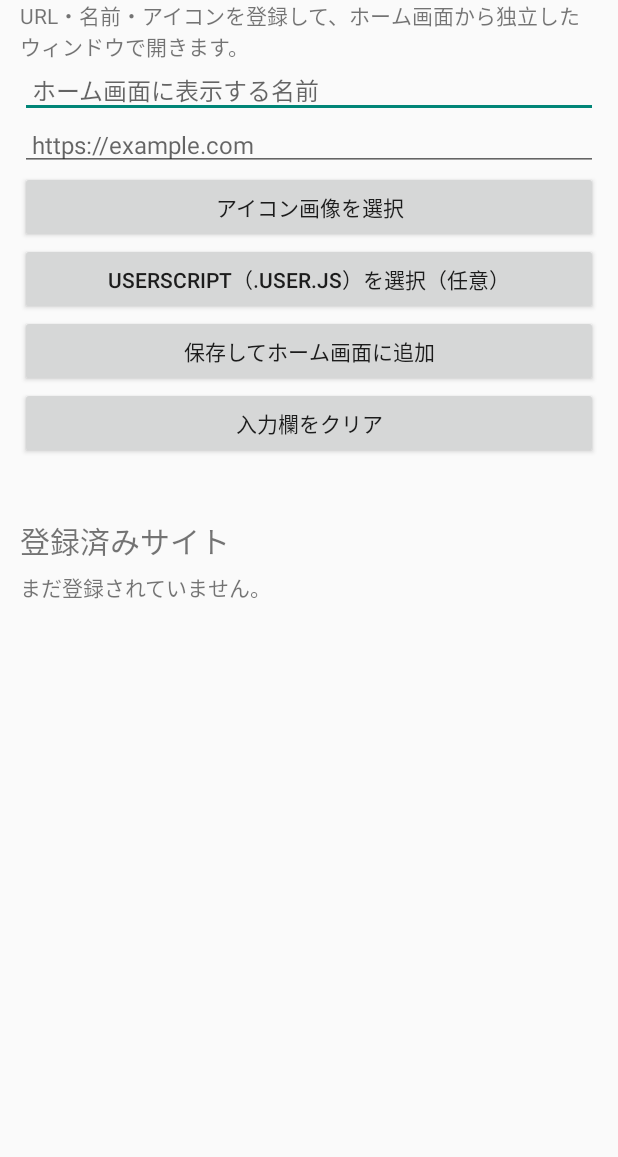
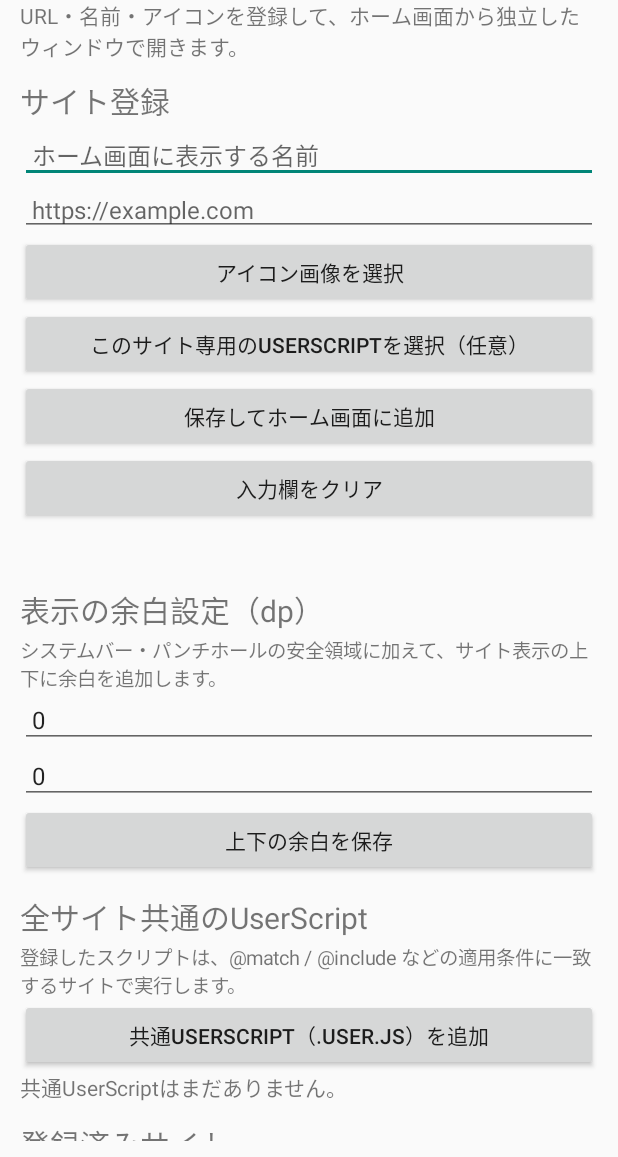
Before and after one commit to mo64hysy/Android-APKs, an Android app: the screen it shows after launch (MainActivity), on a phone screen of 412 x 824 dp, the part 79-1236 px from its top. Run offline under Robolectric (Android 15) with nearby library versions, the phone set to English and light mode, and no system bars.

Commit message:
Add margin and global userscript controls

```diff
--- a/WebShortcut/app/src/main/java/jp/mo64hysy/webshortcut/MainActivity.kt
+++ b/WebShortcut/app/src/main/java/jp/mo64hysy/webshortcut/MainActivity.kt
@@ -10,7 +10,6 @@ import android.net.Uri
 import android.os.Bundle
 import android.os.Build
 import android.view.WindowInsets
-import android.view.Gravity
 import android.view.View
 import android.widget.Button
 import android.widget.EditText
@@ -18,24 +17,29 @@ import android.widget.LinearLayout
 import android.widget.ScrollView
 import android.widget.TextView
 import android.widget.Toast
-import java.io.File
+import android.text.InputType
 import java.util.UUID
 
 class MainActivity : Activity() {
     private lateinit var nameField: EditText
     private lateinit var urlField: EditText
+    private lateinit var topMarginField: EditText
+    private lateinit var bottomMarginField: EditText
     private lateinit var status: TextView
     private var selectedIcon = ""
     private var selectedScript = ""
     private var editingId: String? = null
     private val pickIcon = 10
     private val pickScript = 11
+    private val pickGlobalScript = 12
     private lateinit var listBox: LinearLayout
+    private lateinit var globalScriptBox: LinearLayout
 
     override fun onCreate(savedInstanceState: Bundle?) {
         super.onCreate(savedInstanceState)
         buildUi()
         renderEntries()
+        renderGlobalScripts()
     }
 
     private fun buildUi() {
@@ -54,18 +58,21 @@ class MainActivity : Activity() {
             text = "URL・名前・アイコンを登録して、ホーム画面から独立したウィンドウで開きます。"
             textSize = 14f
         })
+        content.addView(TextView(this).apply {
+            text = "サイト登録"
+            textSize = 20f
+            setPadding(0, 16, 0, 4)
+        })
         nameField = field("ホーム画面に表示する名前").also { content.addView(it) }
         urlField = field("https://example.com").also { content.addView(it) }
-        val iconButton = Button(this).apply {
+        content.addView(Button(this).apply {
             text = "アイコン画像を選択"
             setOnClickListener { chooseFile("image/*", pickIcon) }
-        }
-        content.addView(iconButton)
-        val scriptButton = Button(this).apply {
-            text = "UserScript（.user.js）を選択（任意）"
+        })
+        content.addView(Button(this).apply {
+            text = "このサイト専用のUserScriptを選択（任意）"
             setOnClickListener { chooseFile("*/*", pickScript) }
-        }
-        content.addView(scriptButton)
+        })
         content.addView(Button(this).apply {
             text = "保存してホーム画面に追加"
             setOnClickListener { saveEntry() }
@@ -79,17 +86,55 @@ class MainActivity : Activity() {
             setPadding(0, 8, 0, 12)
         }
         content.addView(status)
+
+        content.addView(TextView(this).apply {
+            text = "表示の余白設定（dp）"
+            textSize = 20f
+            setPadding(0, 18, 0, 4)
+        })
+        content.addView(TextView(this).apply {
+            text = "システムバー・パンチホールの安全領域に加えて、サイト表示の上下に余白を追加します。"
+            textSize = 13f
+        })
+        topMarginField = numberField("上側の追加余白（0〜300）").also {
+            it.setText(AppStore.topMarginDp(this).toString())
+            content.addView(it)
+        }
+        bottomMarginField = numberField("下側の追加余白（0〜300）").also {
+            it.setText(AppStore.bottomMarginDp(this).toString())
+            content.addView(it)
+        }
+        content.addView(Button(this).apply {
+            text = "上下の余白を保存"
+            setOnClickListener { saveMargins() }
+        })
+
+        content.addView(TextView(this).apply {
+            text = "全サイト共通のUserScript"
+            textSize = 20f
+            setPadding(0, 18, 0, 4)
+        })
+        content.addView(TextView(this).apply {
+            text = "登録したスクリプトは、@match / @include などの適用条件に一致するサイトで実行します。"
+            textSize = 13f
+        })
+        content.addView(Button(this).apply {
+            text = "共通UserScript（.user.js）を追加"
+            setOnClickListener { chooseFile("*/*", pickGlobalScript) }
+        })
+        globalScriptBox = LinearLayout(this).apply { orientation = LinearLayout.VERTICAL }
+        content.addView(globalScriptBox)
+
         content.addView(TextView(this).apply {
             text = "登録済みサイト"
             textSize = 20f
-            setPadding(0, 14, 0, 8)
+            setPadding(0, 18, 0, 8)
         })
         listBox = LinearLayout(this).apply { orientation = LinearLayout.VERTICAL }
         content.addView(listBox)
         scroll.addView(content)
         root.addView(scroll, LinearLayout.LayoutParams(-1, 0, 1f))
         setContentView(root)
-        // Keep app controls inside the safe area around system bars and display cutouts.
         root.setOnApplyWindowInsetsListener { view, insets ->
             val left: Int
             val top: Int
@@ -122,6 +167,25 @@ class MainActivity : Activity() {
         setPadding(12, 10, 12, 10)
     }
 
+    private fun numberField(hintText: String) = EditText(this).apply {
+        hint = hintText
+        textSize = 16f
+        inputType = InputType.TYPE_CLASS_NUMBER
+        setSingleLine(true)
+        setPadding(12, 10, 12, 10)
+    }
+
+    private fun saveMargins() {
+        val top = topMarginField.text.toString().toIntOrNull()
+        val bottom = bottomMarginField.text.toString().toIntOrNull()
+        if (top == null || bottom == null || top !in 0..300 || bottom !in 0..300) {
+            Toast.makeText(this, "上下の余白は0〜300の整数で入力してください", Toast.LENGTH_SHORT).show()
+            return
+        }
+        AppStore.saveMargins(this, top, bottom)
+        Toast.makeText(this, "上下の余白を保存しました。開いているサイトを再起動すると反映されます。", Toast.LENGTH_LONG).show()
+    }
+
     private fun chooseFile(type: String, request: Int) {
         val intent = Intent(Intent.ACTION_OPEN_DOCUMENT).apply {
             addCategory(Intent.CATEGORY_OPENABLE)
@@ -136,12 +200,24 @@ class MainActivity : Activity() {
         if (resultCode != Activity.RESULT_OK) return
         val uri = data?.data ?: return
         try {
-            if (requestCode == pickIcon) {
-                selectedIcon = AppStore.copyUri(this, uri, "icon_${UUID.randomUUID()}")
-                status.text = "アイコン画像を選択しました"
-            } else if (requestCode == pickScript) {
-                selectedScript = AppStore.copyUri(this, uri, "script_${UUID.randomUUID()}.user.js")
-                status.text = "UserScriptを選択しました"
+            when (requestCode) {
+                pickIcon -> {
+                    selectedIcon = AppStore.copyUri(this, uri, "icon_${UUID.randomUUID()}")
+                    status.text = "アイコン画像を選択しました"
+                }
+                pickScript -> {
+                    selectedScript = AppStore.copyUri(this, uri, "script_${UUID.randomUUID()}.user.js")
+                    status.text = "サイト専用UserScriptを選択しました"
+                }
+                pickGlobalScript -> {
+                    val path = AppStore.copyUri(this, uri, "global_script_${UUID.randomUUID()}.user.js")
+                    val name = uri.lastPathSegment?.substringAfterLast('/')?.substringBefore('?')
+                        ?.takeIf { it.isNotBlank() } ?: "UserScript"
+                    AppStore.saveGlobalScript(this,
+                        GlobalUserScript(UUID.randomUUID().toString(), name, path, true))
+                    renderGlobalScripts()
+                    Toast.makeText(this, "共通UserScriptを追加しました", Toast.LENGTH_SHORT).show()
+                }
             }
         } catch (e: Exception) {
             Toast.makeText(this, "ファイルを読み込めません: ${e.message}", Toast.LENGTH_LONG).show()
@@ -194,6 +270,43 @@ class MainActivity : Activity() {
         manager.requestPinShortcut(builder.build(), null)
     }
 
+    private fun renderGlobalScripts() {
+        globalScriptBox.removeAllViews()
+        val scripts = AppStore.globalScripts(this)
+        if (scripts.isEmpty()) {
+            globalScriptBox.addView(TextView(this).apply { text = "共通UserScriptはまだありません。" })
+        }
+        scripts.forEach { script ->
+            val row = LinearLayout(this).apply {
+                orientation = LinearLayout.VERTICAL
+                setPadding(8, 8, 8, 8)
+            }
+            row.addView(TextView(this).apply {
+                text = script.name + if (script.enabled) "（有効）" else "（無効）"
+                textSize = 15f
+            })
+            val actions = LinearLayout(this).apply { orientation = LinearLayout.HORIZONTAL }
+            actions.addView(Button(this@MainActivity).apply {
+                text = if (script.enabled) "無効化" else "有効化"
+                setOnClickListener {
+                    AppStore.saveGlobalScript(this@MainActivity, script.copy(enabled = !script.enabled))
+                    renderGlobalScripts()
+                }
+            }, LinearLayout.LayoutParams(0, -2, 1f))
+            actions.addView(Button(this@MainActivity).apply {
+                text = "削除"
+                setOnClickListener {
+                    AppStore.deleteGlobalScript(this@MainActivity, script.id)
+                    renderGlobalScripts()
+                }
+            }, LinearLayout.LayoutParams(0, -2, 1f))
+            row.addView(actions)
+            globalScriptBox.addView(row)
+            globalScriptBox.addView(View(this).apply { setBackgroundColor(0x22000000) },
+                LinearLayout.LayoutParams(-1, 1))
+        }
+    }
+
     private fun renderEntries() {
         listBox.removeAllViews()
         val entries = AppStore.all(this)
@@ -210,7 +323,7 @@ class MainActivity : Activity() {
                 textSize = 17f
             })
             row.addView(TextView(this).apply {
-                text = entry.url + if (entry.scriptPath.isNotBlank()) "\nUserScriptあり" else ""
+                text = entry.url + if (entry.scriptPath.isNotBlank()) "\nサイト専用UserScriptあり" else ""
                 textSize = 12f
             })
             val actions = LinearLayout(this).apply { orientation = LinearLayout.HORIZONTAL }
```
